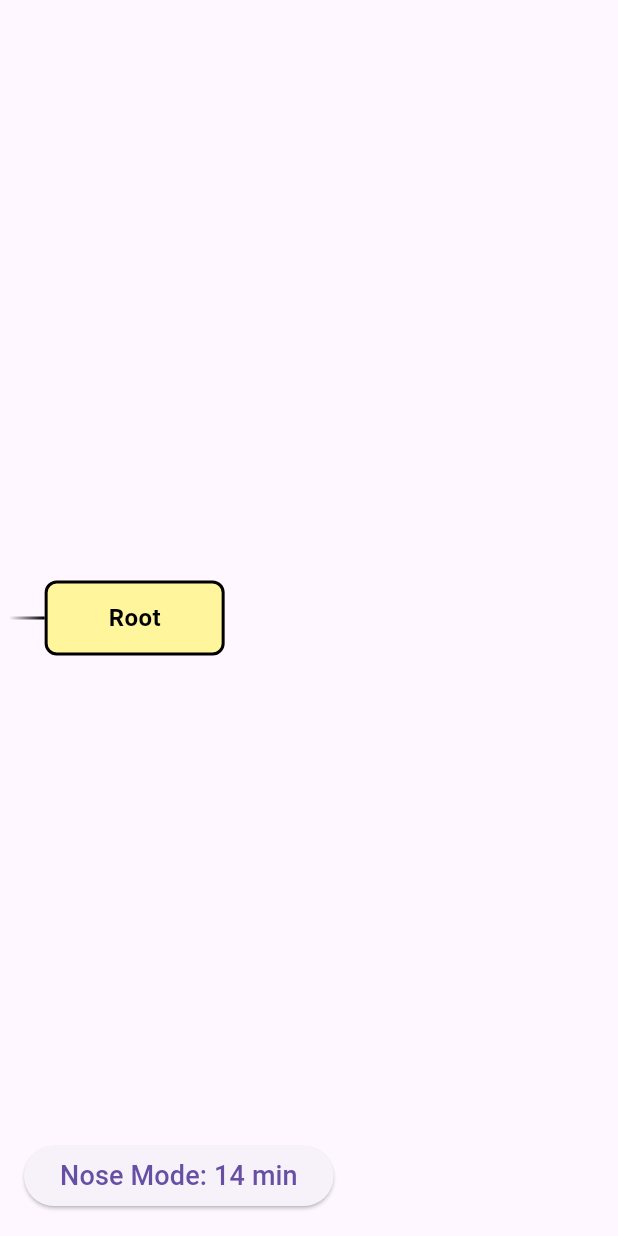
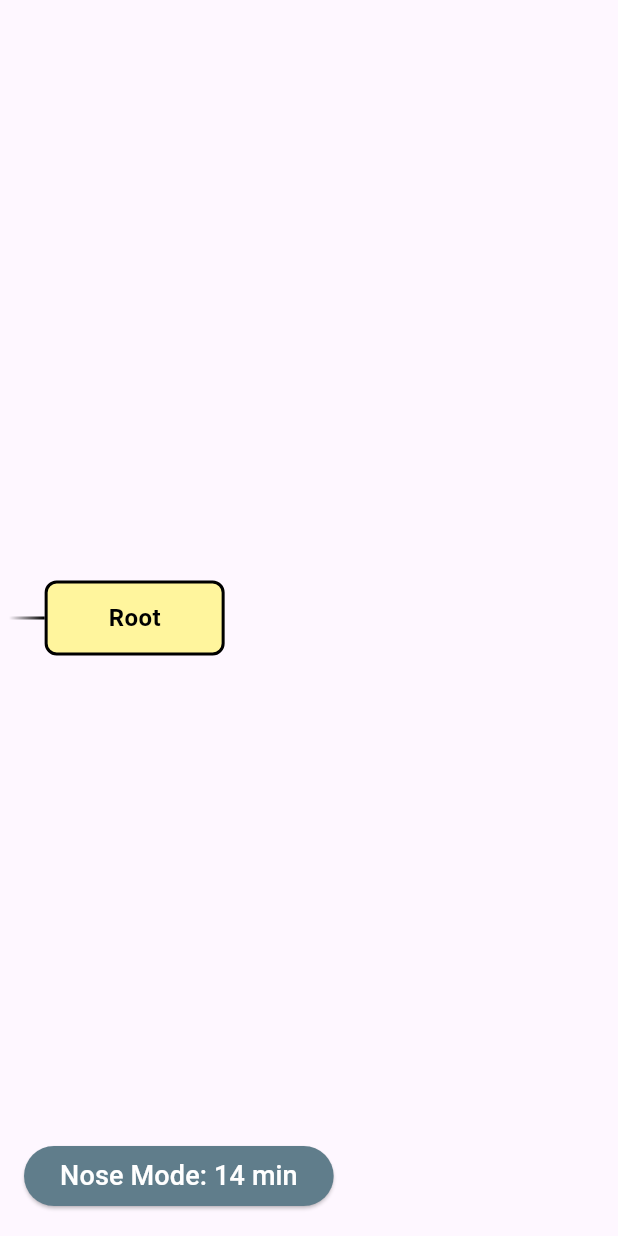
Before and after one commit to ninamaria31/TreeDoList, a Flutter app: the TreeView widget shown alone on an empty page, opened directly with empty values, after a tap on "Nose Mode Off", on a phone screen of 412 x 824 dp. Run offline on Flutter 3.47's test engine with Material 3 defaults, Android fonts, the phone set to English and light mode, and no system bars; drawn by our look-alikes of carousel_slider; our stand-ins replace firebase_auth, firebase_core, flutter_svg, google_sign_in; missing offline and left inert: snap_scroll_physics; accounts and stored records are empty.

Commit message:
change button color

```diff
--- a/lib/tree/tree_view.dart
+++ b/lib/tree/tree_view.dart
@@ -119,6 +119,14 @@ class TreeViewState extends State<TreeView> {
             bottom: 16.0,
             left: 16.0,
             child: ElevatedButton(
+              style: ElevatedButton.styleFrom(
+                foregroundColor: _timerService.isRunning()
+                    ? Colors.white
+                    : Colors.black,
+                backgroundColor: _timerService.isRunning()
+                    ? Colors.blueGrey
+                    : Colors.white,
+              ),
               onPressed: () {
                 if (_timerService.isRunning()) {
                   _timerService.stopTimer();
@@ -128,9 +136,8 @@ class TreeViewState extends State<TreeView> {
                     print('Timer ticked! Count: $tick');
                     //noseModeCountdown = noseModeDuration - tick;
                     setState(() => noseModeCountdown = noseModeDuration -
-                        tick); // todo here is an issue with the screen not being mounted
-                    if (tick == noseModeDuration.toInt()) {
-                      // todo add " * 60 "
+                        tick); // todo add " * 60 " to make it minutes not seconds
+                    if (tick == noseModeDuration.toInt()) {// todo add " * 60 "
                       _timerService.stopTimer();
                       setState(() => noseModeCountdown = noseModeDuration);
                     }
```
